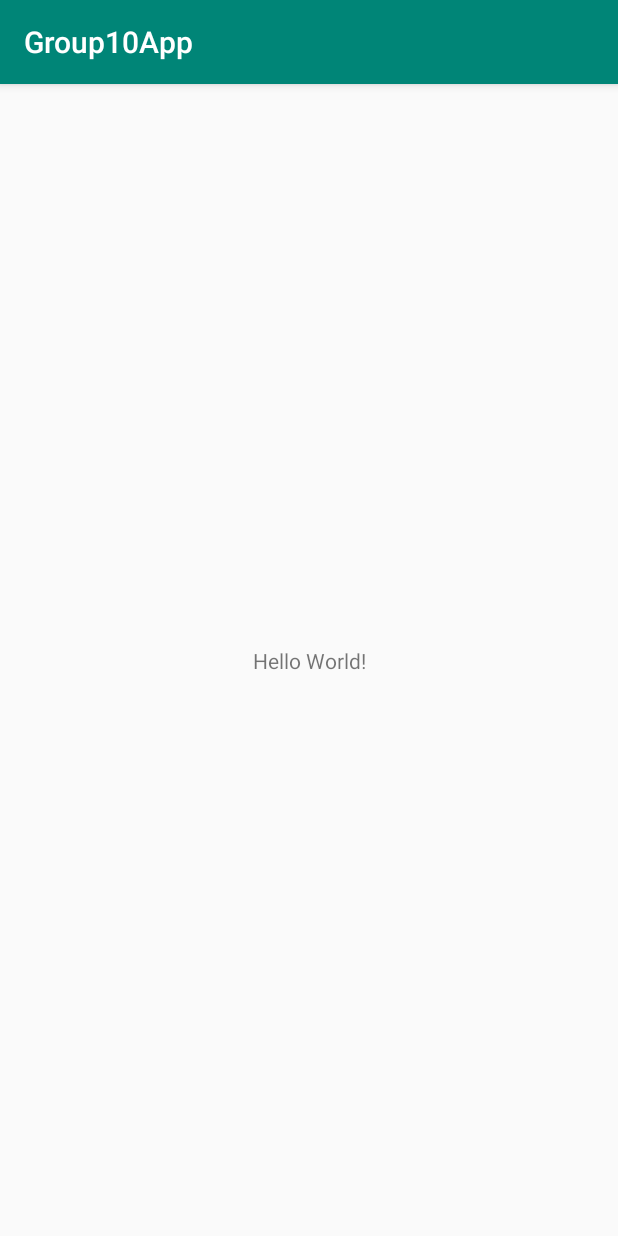
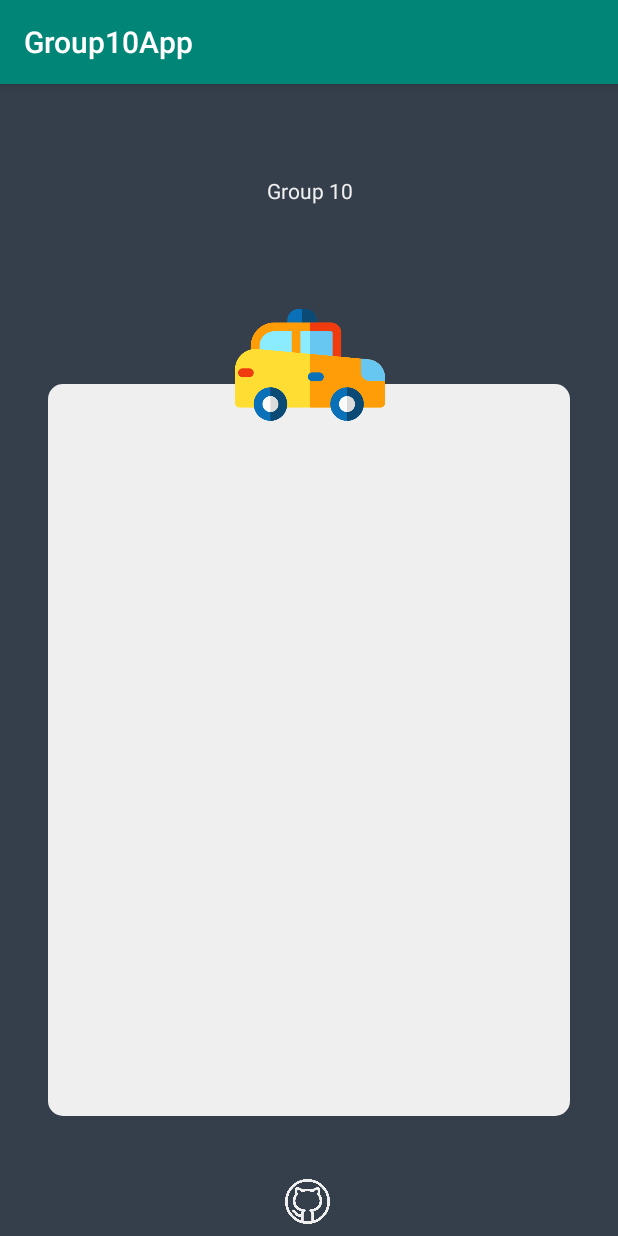
Before and after one commit to DIT112-V19/group-10, an Android app: the screen it shows after launch (MainActivity), on a phone screen of 412 x 824 dp. Run offline under Robolectric (Android 15) with nearby library versions, the light colour scheme and no system bars.

Commit message:
feature: homepage layout, text and images

```diff
--- /dev/null
+++ b/carMobileApp/app/src/main/res/drawable/footer.xml
@@ -0,0 +1,5 @@
+<?xml version="1.0" encoding="utf-8"?>
+<shape xmlns:android="http://schemas.android.com/apk/res/android">
+    android:shape="rectangle">
+    <solid android:color="#CCC" />
+</shape>
--- /dev/null
+++ b/carMobileApp/app/src/main/res/drawable/round_rectangle_shape.xml
@@ -0,0 +1,11 @@
+<?xml version="1.0" encoding="utf-8"?>
+<shape xmlns:android="http://schemas.android.com/apk/res/android"
+        android:shape="rectangle">
+        <solid android:color="#EFEFEF" />
+        <corners
+            android:topLeftRadius="10dp"
+            android:topRightRadius="10dp"
+            android:bottomLeftRadius="10dp"
+            android:bottomRightRadius="10dp"
+            />
+</shape>
--- a/carMobileApp/app/src/main/res/layout/activity_main.xml
+++ b/carMobileApp/app/src/main/res/layout/activity_main.xml
@@ -2,17 +2,88 @@
 <android.support.constraint.ConstraintLayout xmlns:android="http://schemas.android.com/apk/res/android"
     xmlns:app="http://schemas.android.com/apk/res-auto"
     xmlns:tools="http://schemas.android.com/tools"
+    android:id="@+id/logo"
     android:layout_width="match_parent"
+
     android:layout_height="match_parent"
+    android:background="@color/colorBackgroundDark"
     tools:context=".MainActivity">
 
     <TextView
+        android:id="@+id/companyName"
         android:layout_width="wrap_content"
         android:layout_height="wrap_content"
-        android:text="Hello World!"
+        android:layout_marginTop="32dp"
+        android:layout_marginBottom="32dp"
+        android:text="@string/company_name"
+        android:textColor="@color/textColorLight"
         app:layout_constraintBottom_toBottomOf="parent"
+        app:layout_constraintHorizontal_bias="0.501"
         app:layout_constraintLeft_toLeftOf="parent"
         app:layout_constraintRight_toRightOf="parent"
-        app:layout_constraintTop_toTopOf="parent" />
+        app:layout_constraintTop_toTopOf="parent"
+        app:layout_constraintVertical_bias="0.043" />
+
+    <TextView
+        android:id="@+id/title"
+        android:layout_width="wrap_content"
+        android:layout_height="wrap_content"
+        android:layout_marginTop="100dp"
+        android:layout_marginBottom="592dp"
+        android:text="@string/title"
+        android:textColor="@color/textColorLight"
+        app:layout_constraintBottom_toBottomOf="parent"
+        app:layout_constraintEnd_toEndOf="@+id/companyName"
+        app:layout_constraintStart_toStartOf="@+id/companyName"
+        app:layout_constraintTop_toBottomOf="@+id/companyName"
+        app:layout_constraintVertical_bias="0.372" />
+
+    <ImageView
+        android:id="@+id/imageView"
+        android:layout_width="0dp"
+        android:layout_height="0dp"
+        android:layout_marginStart="32dp"
+        android:layout_marginLeft="32dp"
+        android:layout_marginTop="200dp"
+        android:layout_marginEnd="32dp"
+        android:layout_marginRight="32dp"
+        android:layout_marginBottom="80dp"
+        android:width="100dp"
+        android:height="100dp"
+        android:contentDescription="TODO"
+        app:layout_constraintBottom_toBottomOf="parent"
+        app:layout_constraintEnd_toEndOf="parent"
+        app:layout_constraintHorizontal_bias="0.0"
+        app:layout_constraintStart_toStartOf="parent"
+        app:layout_constraintTop_toTopOf="parent"
+        app:layout_constraintVertical_bias="0.0"
+        app:srcCompat="@drawable/round_rectangle_shape"
+        tools:ignore="ContentDescription" />
+
+    <ImageView
+        android:id="@+id/imageView3"
+        android:layout_width="100dp"
+        android:layout_height="100dp"
+        android:layout_centerHorizontal="true"
+        android:layout_marginTop="8dp"
+        app:layout_constraintBottom_toTopOf="@+id/imageView"
+        app:layout_constraintEnd_toEndOf="@+id/title"
+        app:layout_constraintStart_toStartOf="@+id/title"
+        app:layout_constraintTop_toBottomOf="@+id/title"
+        app:srcCompat="@drawable/taxi" />
+
+    <ImageView
+        android:id="@+id/github"
+        android:layout_width="30dp"
+        android:layout_height="30dp"
+        android:layout_marginBottom="8dp"
+        android:tint="@color/colorBackgroundLight"
+        app:layout_constraintBottom_toBottomOf="parent"
+        app:layout_constraintEnd_toEndOf="parent"
+        app:layout_constraintHorizontal_bias="0.498"
+        app:layout_constraintStart_toStartOf="parent"
+        app:layout_constraintTop_toBottomOf="@+id/imageView"
+        app:layout_constraintVertical_bias="1.0"
+        app:srcCompat="@drawable/github" />
 
 </android.support.constraint.ConstraintLayout>
--- a/carMobileApp/app/src/main/res/values/colors.xml
+++ b/carMobileApp/app/src/main/res/values/colors.xml
@@ -3,4 +3,9 @@
     <color name="colorPrimary">#008577</color>
     <color name="colorPrimaryDark">#00574B</color>
     <color name="colorAccent">#D81B60</color>
+    <!--Background colours-->
+    <color name="colorBackgroundDark">#343F4B</color>
+    <color name="colorBackgroundLight">#EFEFEF</color>
+    <!--Text colours-->
+    <color name="textColorLight">#EFEFEF</color>
 </resources>
--- a/carMobileApp/app/src/main/res/values/strings.xml
+++ b/carMobileApp/app/src/main/res/values/strings.xml
@@ -1,3 +1,5 @@
 <resources>
     <string name="app_name">Group10App</string>
+    <string name="title">Self Driving Car</string>
+    <string name="company_name">Group 10</string>
 </resources>
```
Also changed, not shown: carMobileApp/app/src/main/res/drawable/github.png (added), carMobileApp/app/src/main/res/drawable/taxi.png (added).
